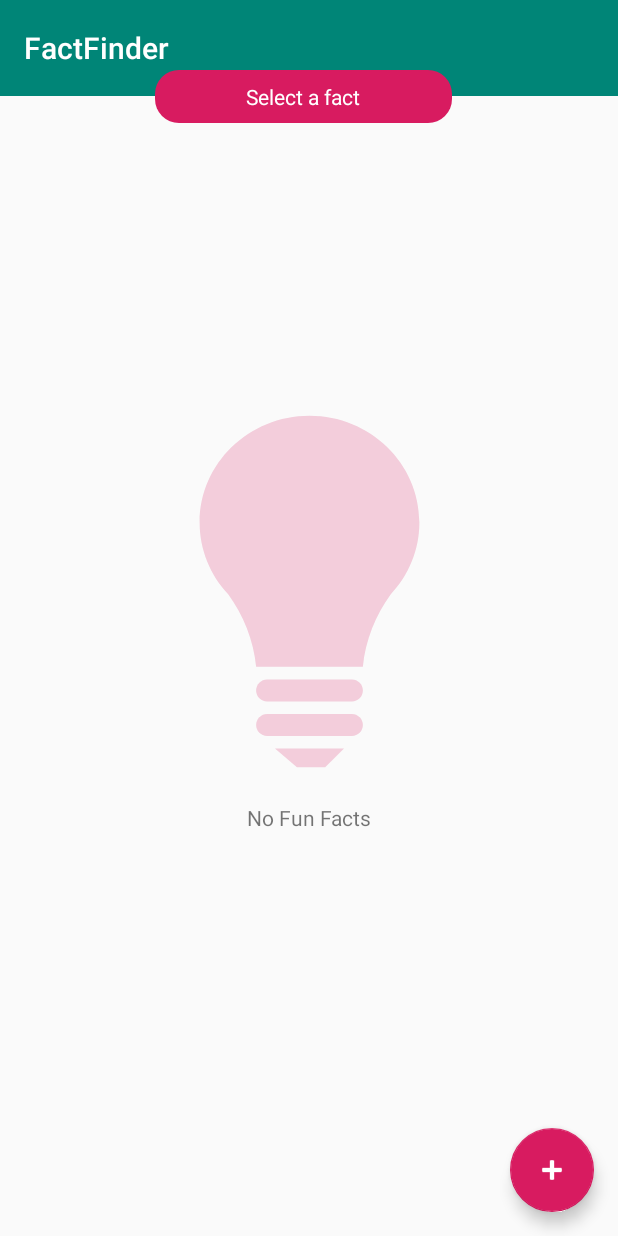
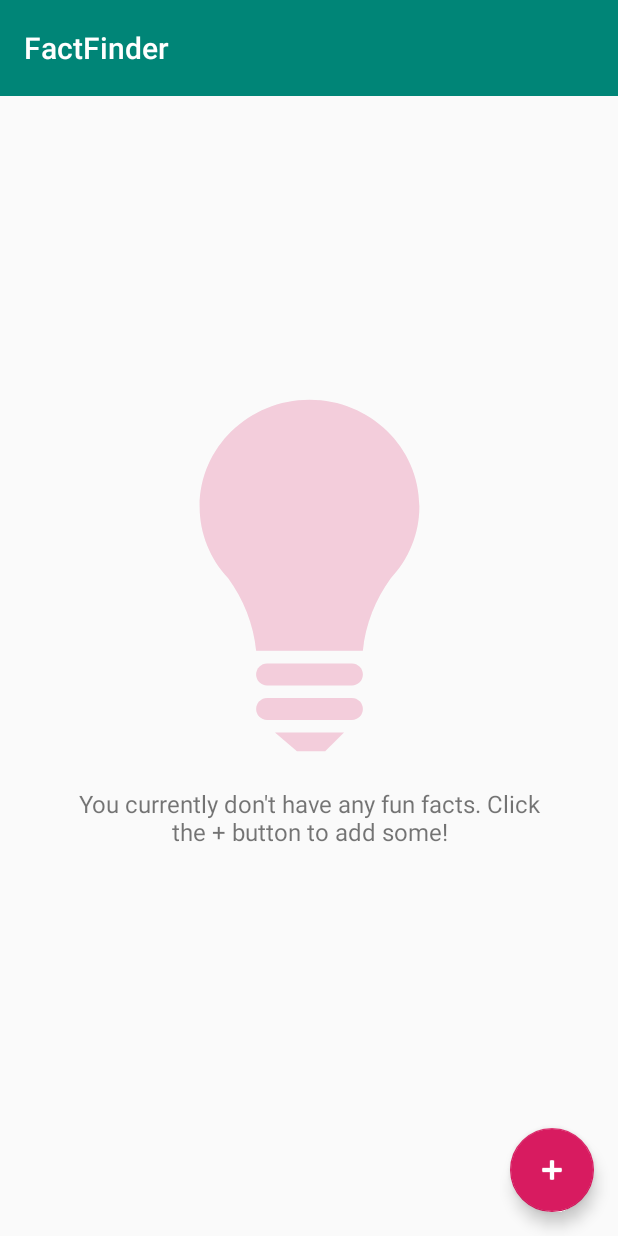
Before and after one commit to mcasper3/FactFinder, an Android app: the screen it shows after launch (MainActivity), on a phone screen of 412 x 824 dp. Run offline under Robolectric (Android 15) with nearby library versions, the phone set to English and light mode, and no system bars; our stand-ins replace Room's generated code, RxJava; libraries missing offline, so code that uses them is left out: com.squareup.leakcanary; 2 statements that could not run were skipped.

Commit message:
added local storage of facts and fact selection

```diff
--- a/app/src/main/AndroidManifest.xml
+++ b/app/src/main/AndroidManifest.xml
@@ -1,9 +1,11 @@
 <?xml version="1.0" encoding="utf-8"?>
-<manifest package="com.buildertrend.factfinder"
-          xmlns:android="http://schemas.android.com/apk/res/android"
+<manifest
+    package="com.buildertrend.factfinder"
+    xmlns:android="http://schemas.android.com/apk/res/android"
     >
 
     <application
+        android:name=".FactFinderApplication"
         android:allowBackup="true"
         android:icon="@mipmap/ic_launcher"
         android:label="@string/app_name"
--- /dev/null
+++ b/app/src/main/java/com/buildertrend/factfinder/DatabaseManager.kt
@@ -0,0 +1,41 @@
+package com.buildertrend.factfinder
+
+import android.arch.persistence.room.Room
+import android.content.Context
+import com.buildertrend.factfinder.database.Fact
+import com.buildertrend.factfinder.database.FactFinderDatabase
+import io.reactivex.Single
+import io.reactivex.schedulers.Schedulers
+
+class DatabaseManager(private val context: Context) {
+
+    private val database = Room.databaseBuilder(context, FactFinderDatabase::class.java, "factfinder_db")
+        .build()
+    private val factDao = database.factDao()
+
+    fun getAllFacts() = factDao.getAll()
+
+    fun insertFact(fact: String) {
+        Single
+            .create<Long>({ emitter ->
+                try {
+                    emitter.onSuccess(factDao.insert(Fact(information = fact)))
+                } catch (e: Exception) {
+                    emitter.onError(e)
+                }
+            })
+            .subscribeOn(Schedulers.io())
+            .subscribe()
+    }
+
+    fun deleteFact(fact: Fact) {
+        Single
+            .create<Long> { emitter ->
+                factDao.delete(fact)
+
+                emitter.onSuccess(1)
+            }
+            .subscribeOn(Schedulers.io())
+            .subscribe()
+    }
+}
--- /dev/null
+++ b/app/src/main/java/com/buildertrend/factfinder/Extensions.kt
@@ -0,0 +1,5 @@
+package com.buildertrend.factfinder
+
+import java.util.Random
+
+fun ClosedRange<Int>.random() = Random().nextInt(endInclusive - start) +  start
--- /dev/null
+++ b/app/src/main/java/com/buildertrend/factfinder/FactAdapter.kt
@@ -0,0 +1,27 @@
+package com.buildertrend.factfinder
+
+import android.support.v7.widget.RecyclerView
+import android.view.LayoutInflater
+import android.view.ViewGroup
+import android.widget.TextView
+import com.buildertrend.factfinder.database.Fact
+
+class FactAdapter(private val onItemClick: (fact: Fact) -> Unit) : RecyclerView.Adapter<FactViewHolder>() {
+
+    var facts: List<Fact> = emptyList()
+        set(value) {
+            field = value
+            notifyDataSetChanged()
+        }
+
+    override fun onCreateViewHolder(parent: ViewGroup, viewType: Int): FactViewHolder {
+        return FactViewHolder(
+            LayoutInflater.from(parent.context).inflate(R.layout.list_item_fact, parent, false) as TextView,
+            onItemClick
+        )
+    }
+
+    override fun getItemCount() = facts.size
+
+    override fun onBindViewHolder(holder: FactViewHolder, position: Int) = holder.bind(facts[position])
+}
--- /dev/null
+++ b/app/src/main/java/com/buildertrend/factfinder/FactFinderApplication.kt
@@ -0,0 +1,15 @@
+package com.buildertrend.factfinder
+
+import android.app.Application
+import com.squareup.leakcanary.LeakCanary
+
+class FactFinderApplication : Application() {
+
+    override fun onCreate() {
+        super.onCreate()
+        if (LeakCanary.isInAnalyzerProcess(this)) {
+            return
+        }
+        LeakCanary.install(this)
+    }
+}
--- a/app/src/main/java/com/buildertrend/factfinder/MainActivity.kt
+++ b/app/src/main/java/com/buildertrend/factfinder/MainActivity.kt
@@ -3,29 +3,73 @@ package com.buildertrend.factfinder
 import android.os.Bundle
 import android.support.v7.app.AlertDialog
 import android.support.v7.app.AppCompatActivity
+import android.support.v7.widget.DividerItemDecoration
+import android.support.v7.widget.LinearLayoutManager
+import android.view.View
 import android.widget.EditText
+import com.buildertrend.factfinder.database.Fact
+import io.reactivex.android.schedulers.AndroidSchedulers
+import io.reactivex.disposables.Disposable
+import io.reactivex.schedulers.Schedulers
 import kotlinx.android.synthetic.main.activity_main.*
 
 class MainActivity : AppCompatActivity() {
 
-    private val facts = mutableListOf<String>()
+    private val databaseManager = DatabaseManager(this)
+    private val adapter = FactAdapter(this::showFactDialog)
+
+    private var disposable: Disposable? = null
 
     override fun onCreate(savedInstanceState: Bundle?) {
         super.onCreate(savedInstanceState)
         setContentView(R.layout.activity_main)
 
-        btn_select_fact.setOnClickListener {  }
+        recycler_view.layoutManager = LinearLayoutManager(this)
+        recycler_view.adapter = adapter
+        recycler_view.addItemDecoration(DividerItemDecoration(this, DividerItemDecoration.VERTICAL))
+
+        btn_select_fact.setOnClickListener {
+            val position = (0..adapter.itemCount).random()
+            showFactDialog(adapter.facts[position])
+        }
 
         btn_add_fact.setOnClickListener {
             val editText = EditText(this)
             AlertDialog.Builder(this)
                 .setTitle("Add a fun fact")
-                .setPositiveButton("ok", { _, _ ->
-                    // TODO store the fact in the list and in the DB
-                })
+                .setPositiveButton("ok", { _, _ -> databaseManager.insertFact(editText.text.toString()) })
                 .setNegativeButton("cancel", { dialog, _ -> dialog.dismiss() })
                 .setView(editText)
                 .show()
         }
+
+        disposable = databaseManager.getAllFacts()
+            .subscribeOn(Schedulers.io())
+            .observeOn(AndroidSchedulers.mainThread())
+            .subscribe {
+                adapter.facts = it
+
+                if (it.isEmpty()) {
+                    no_content_group.visibility = View.VISIBLE
+                    content_group.visibility = View.GONE
+                } else {
+                    no_content_group.visibility = View.GONE
+                    content_group.visibility = View.VISIBLE
+                }
+            }
+    }
+
+    private fun showFactDialog(fact: Fact) {
+        AlertDialog.Builder(this)
+            .setTitle(R.string.your_fun_fact_is_label)
+            .setMessage(fact.information)
+            .setPositiveButton(R.string.ok) { _, _ -> databaseManager.deleteFact(fact) }
+            .setNegativeButton(R.string.cancel) { dialog, _ -> dialog.dismiss() }
+            .show()
+    }
+
+    override fun onDestroy() {
+        disposable?.dispose()
+        super.onDestroy()
     }
 }
--- /dev/null
+++ b/app/src/main/java/com/buildertrend/factfinder/database/FactDao.kt
@@ -0,0 +1,20 @@
+package com.buildertrend.factfinder.database
+
+import android.arch.persistence.room.Dao
+import android.arch.persistence.room.Delete
+import android.arch.persistence.room.Insert
+import android.arch.persistence.room.Query
+import io.reactivex.Flowable
+
+@Dao
+interface FactDao {
+
+    @Query("SELECT * FROM facts")
+    fun getAll(): Flowable<List<Fact>>
+
+    @Insert
+    fun insert(fact: Fact): Long
+
+    @Delete
+    fun delete(fact: Fact)
+}
--- /dev/null
+++ b/app/src/main/java/com/buildertrend/factfinder/database/FactFinderDatabase.kt
@@ -0,0 +1,16 @@
+package com.buildertrend.factfinder.database
+
+import android.arch.persistence.room.Database
+import android.arch.persistence.room.RoomDatabase
+
+@Database(
+    entities = [
+        Fact::class
+    ],
+    version = 1,
+    exportSchema = false
+)
+abstract class FactFinderDatabase : RoomDatabase() {
+
+    abstract fun factDao(): FactDao
+}
--- a/app/src/main/res/layout/activity_main.xml
+++ b/app/src/main/res/layout/activity_main.xml
@@ -52,14 +52,21 @@
         app:layout_constraintGuide_percent="0.75"
         />
 
+    <android.support.constraint.Group
+        android:id="@+id/no_content_group"
+        android:layout_width="wrap_content"
+        android:layout_height="wrap_content"
+        app:constraint_referenced_ids="iv_no_content,tv_no_fun_facts"
+        />
+
     <ImageView
-        android:id="@+id/imageView"
+        android:id="@+id/iv_no_content"
         android:layout_width="wrap_content"
         android:layout_height="wrap_content"
         android:src="@drawable/ic_lightbulb"
+        app:layout_constraintBottom_toTopOf="@id/tv_no_fun_facts"
+        app:layout_constraintEnd_toEndOf="parent"
         app:layout_constraintStart_toStartOf="parent"
-        app:layout_constraintEnd_toEndOf="parent"
-        app:layout_constraintBottom_toTopOf="@+id/tv_no_fun_facts"
         app:layout_constraintTop_toTopOf="parent"
         app:layout_constraintVertical_chainStyle="packed"
         />
@@ -68,18 +75,29 @@
         android:id="@+id/tv_no_fun_facts"
         android:layout_width="wrap_content"
         android:layout_height="wrap_content"
+        android:layout_marginTop="16dp"
+        android:gravity="center"
+        android:paddingEnd="45dp"
+        android:paddingStart="45dp"
         android:text="@string/no_fun_facts"
-        android:layout_marginTop="16dp"
+        android:textSize="16sp"
+        app:layout_constraintBottom_toBottomOf="parent"
+        app:layout_constraintEnd_toEndOf="parent"
         app:layout_constraintStart_toStartOf="parent"
-        app:layout_constraintEnd_toEndOf="parent"
-        app:layout_constraintBottom_toBottomOf="parent"
-        app:layout_constraintTop_toBottomOf="@+id/imageView"
+        app:layout_constraintTop_toBottomOf="@id/iv_no_content"
+        />
+
+    <android.support.constraint.Group
+        android:id="@+id/content_group"
+        android:layout_width="wrap_content"
+        android:layout_height="wrap_content"
+        app:constraint_referenced_ids="recycler_view,btn_select_fact"
         />
 
     <android.support.v7.widget.RecyclerView
+        android:id="@+id/recycler_view"
         android:layout_width="0dp"
         android:layout_height="0dp"
-        android:visibility="gone"
         app:layout_constraintBottom_toBottomOf="parent"
         app:layout_constraintEnd_toEndOf="parent"
         app:layout_constraintStart_toStartOf="parent"
--- a/app/src/main/res/values/strings.xml
+++ b/app/src/main/res/values/strings.xml
@@ -2,5 +2,7 @@
     <string name="app_name">FactFinder</string>
     <string name="select_a_fact">Select a fact</string>
     <string name="your_fun_fact_is_label">Your fun fact is:</string>
-    <string name="no_fun_facts">No Fun Facts</string>
+    <string name="no_fun_facts">You currently don\'t have any fun facts. Click the + button to add some!</string>
+    <string name="ok">OK</string>
+    <string name="cancel">Cancel</string>
 </resources>
```
Also changed, not shown: app/build.gradle (+7 -0 lines), app/src/main/java/com/buildertrend/factfinder/FactViewHolder.kt (added, +16 -0 lines), app/src/main/java/com/buildertrend/factfinder/database/Fact.kt (added, +13 -0 lines), app/src/main/res/layout/list_item_fact.xml (added, +9 -0 lines).
